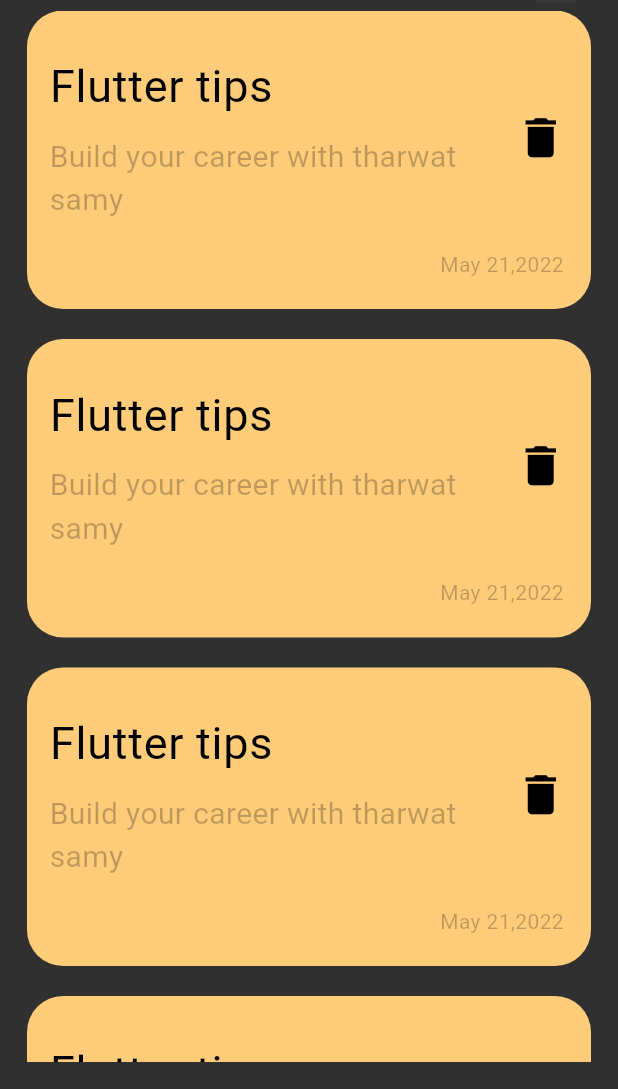
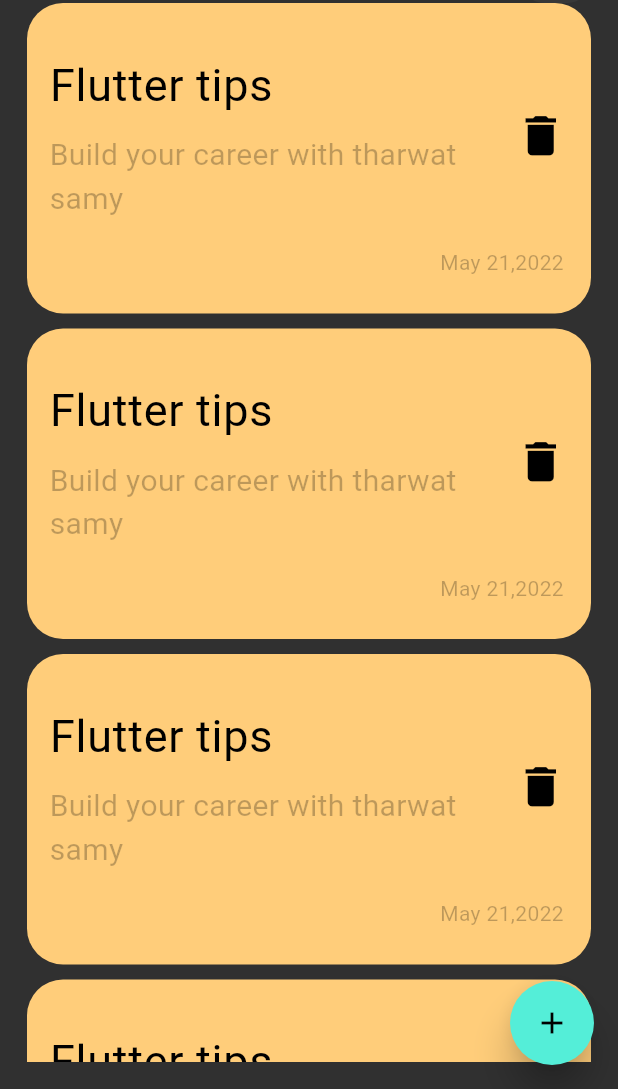
Before and after one commit to HazemAhmed3020/notes_app, a Flutter app: the screen it shows after launch, on a phone screen of 412 x 824 dp, the part 147-1236 px from its top. Run offline on Flutter 3.47's test engine with Material 3 defaults, Android fonts, the phone set to English and light mode, and no system bars.

Commit message:
add floating action button

```diff
--- a/lib/views/notes_view.dart
+++ b/lib/views/notes_view.dart
@@ -15,12 +15,19 @@ class NotesView extends StatelessWidget {
           children: [
             SizedBox(height: 35),
             CustomAppbar(),
-            SizedBox(height: 5),
-            Expanded(
-              child: NotesListView(),
-            ),
+            Expanded(child: NotesListView(),),
           ],
         ),
+      ),
+      floatingActionButton: FloatingActionButton(
+        shape: OutlineInputBorder(
+          borderRadius: BorderRadius.all(Radius.circular(50)),
+          borderSide: BorderSide.none,
+        ),
+        elevation: 10,
+        backgroundColor: Color(0xFF54EED8),
+          onPressed: (){},
+          child: Icon(Icons.add , color: Colors.black,),
       ),
     );
   }
--- a/lib/widgets/note_item.dart
+++ b/lib/widgets/note_item.dart
@@ -7,12 +7,12 @@ class NoteItem extends StatelessWidget {
   Widget build(BuildContext context) {
     return Container(
       padding: EdgeInsets.only(
-        top: 20,
-        bottom: 20,
+        top: 24,
+        bottom: 24,
         left: 15,
         right: 8,
       ),
-      margin: EdgeInsets.only(bottom: 20),
+      margin: EdgeInsets.only(bottom: 10),
       decoration: BoxDecoration(
         color: Color(0xFFFFCD7A),
         borderRadius: BorderRadius.all(Radius.circular(24)),
```
